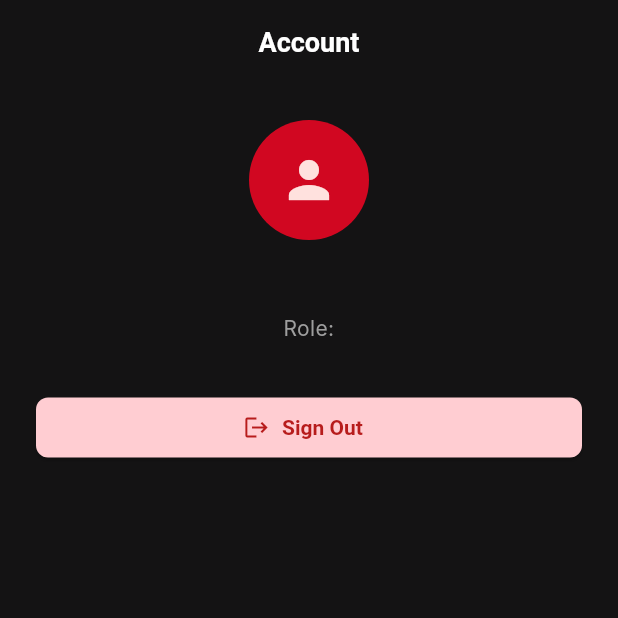
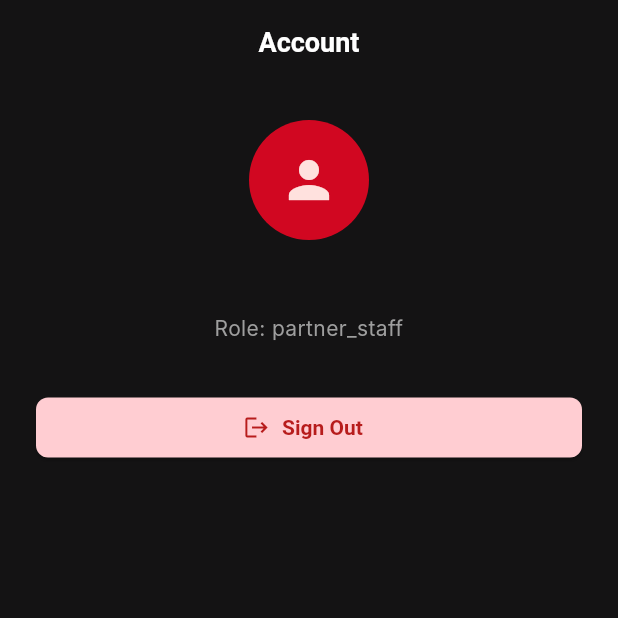
Before and after one commit to revivecoid/app, a Flutter app: the OpsSettingsScreen screen opened by its route, on a phone screen of 412 x 824 dp, the top half of it. Run offline on Flutter 3.47's test engine with Material 3 defaults, Android fonts, the light colour scheme and no system bars; our stand-ins replace flutter_dotenv, flutter_image_compress, flutter_riverpod, geolocator, go_router, image_picker and 2 more; accounts and stored records are empty; network calls fail; Roboto replaces fonts that are missing (Inter, Plus Jakarta Sans).

Commit message:
fix(security): Phase 8b - SEC-02 purge 11 remaining userMetadata role checks, REL-04 fix 4 stale bucket refs, CODE-06 move backup file to _deprecated

```diff
--- a/lib/app_router.dart
+++ b/lib/app_router.dart
@@ -370,7 +370,8 @@ final appRouterProvider = Provider<GoRouter>((ref) {
       GoRoute(
         path: '/ops',
         redirect: (context, state) {
-           final role = Supabase.instance.client.auth.currentUser?.userMetadata?['role'] as String?;
+           // SEC-02 FIX: Read role from appMetadata only
+           final role = Supabase.instance.client.auth.currentUser?.appMetadata['role'] as String?;
            if (role == 'partner_driver') return '/ops/logistics';
            return '/ops/floor';
         },
--- a/lib/features/admin_central/presentation/admin_partner_assessment_screen.dart
+++ b/lib/features/admin_central/presentation/admin_partner_assessment_screen.dart
@@ -881,7 +881,7 @@ class _AdminPhotoSlotState extends State<_AdminPhotoSlot> {
     String? publicUrl;
     if (hasPhoto) {
       final key = current['file_key']?.toString() ?? '';
-      publicUrl = widget.sb.storage.from('revive-photos-r2-proxy').getPublicUrl(key);
+      publicUrl = widget.sb.storage.from('revive-photos').getPublicUrl(key);
     }
 
     return Container(
@@ -956,7 +956,7 @@ class _AdminPhotoSlotState extends State<_AdminPhotoSlot> {
                 final p = widget.slotPhotos[i];
                 final key = p['file_key']?.toString() ?? '';
                 final url = widget.sb.storage
-                    .from('revive-photos-r2-proxy')
+                    .from('revive-photos')
                     .getPublicUrl(key);
                 final isCurrent = p['is_current'] == true;
                 return Stack(children: [
@@ -1179,7 +1179,7 @@ class _DownloadButton extends StatelessWidget {
               try {
                 // Generate a 60-minute signed URL for download
                 final url = await Supabase.instance.client.storage
-                    .from('revive-photos-r2-proxy')
+                    .from('revive-photos')
                     .createSignedUrl(fileKey, 3600);
                 // Open URL in browser
                 // ignore: deprecated_member_use
--- a/lib/features/ops_mobile/presentation/ops_settings_screen.dart
+++ b/lib/features/ops_mobile/presentation/ops_settings_screen.dart
@@ -28,7 +28,7 @@ class OpsSettingsScreen extends ConsumerWidget {
           ),
           const SizedBox(height: 8),
           Text(
-            'Role: ${user?.userMetadata?['role'] ?? 'partner_staff'}',
+            'Role: ${user?.appMetadata['role'] ?? 'partner_staff'}',
             textAlign: TextAlign.center,
             style: const TextStyle(fontSize: 14, color: Colors.grey),
           ),
--- a/lib/features/ops_mobile/presentation/ops_shell_screen.dart
+++ b/lib/features/ops_mobile/presentation/ops_shell_screen.dart
@@ -30,7 +30,8 @@ class _OpsShellScreenState extends ConsumerState<OpsShellScreen> {
   @override
   Widget build(BuildContext context) {
     final cs = Theme.of(context).colorScheme;
-    final role = Supabase.instance.client.auth.currentUser?.userMetadata?['role'] as String? ?? 'partner_staff';
+    // SEC-02 FIX: Read role from appMetadata (set by service_role only), NOT userMetadata (self-writable)
+    final role = Supabase.instance.client.auth.currentUser?.appMetadata['role'] as String? ?? 'partner_staff';
     final isDriver = role == 'partner_driver';
 
     // For drivers, we only show Logistics and Settings
--- a/lib/features/partner_dashboard/presentation/partner_commlink_screen.dart
+++ b/lib/features/partner_dashboard/presentation/partner_commlink_screen.dart
@@ -157,7 +157,8 @@ class _PartnerCommLinkScreenState
 
   String get _partnerId {
     final user = Supabase.instance.client.auth.currentUser;
-    return user?.userMetadata?['partner_id']?.toString() ?? user?.id ?? '';
+    // SEC-02 FIX: Read partner_id from appMetadata (set by service_role only)
+    return user?.appMetadata['partner_id']?.toString() ?? user?.id ?? '';
   }
 
   @override
--- a/lib/features/partner_dashboard/presentation/partner_dashboard_controller.dart
+++ b/lib/features/partner_dashboard/presentation/partner_dashboard_controller.dart
@@ -378,7 +378,7 @@ class PartnerDashboardController extends StateNotifier<PartnerDashboardState> {
             final localFile = File(action['local_path'] as String);
             if (await localFile.exists()) {
               final bytes = await localFile.readAsBytes();
-              await _supabase.storage.from('revive-photos-r2-proxy').uploadBinary(
+              await _supabase.storage.from('revive-photos').uploadBinary(
                 action['r2_key'] as String,
                 bytes,
                 fileOptions: const FileOptions(contentType: 'image/jpeg'),
```
Also changed, not shown: lib/core/widgets/rev_app_bar.dart (+4 -3 lines), lib/features/customer_app/profile/presentation/customer_profile_screen.dart (+3 -4 lines), _deprecated/estimator_screen_backup.dart (renamed from lib/features/customer_app/estimator/presentation/estimator_screen_backup.dart).
